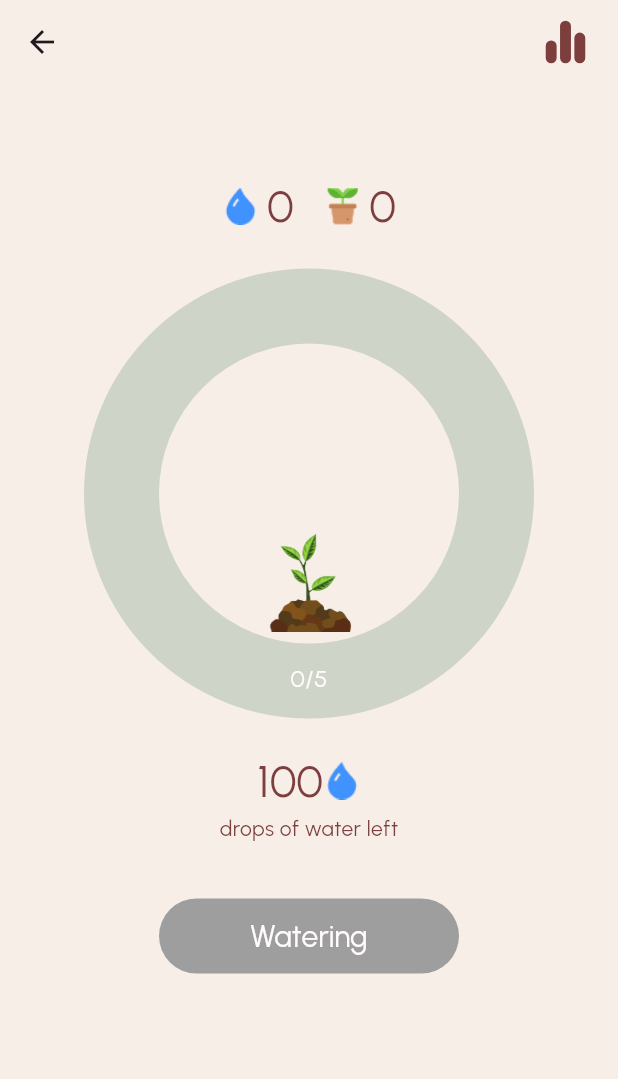
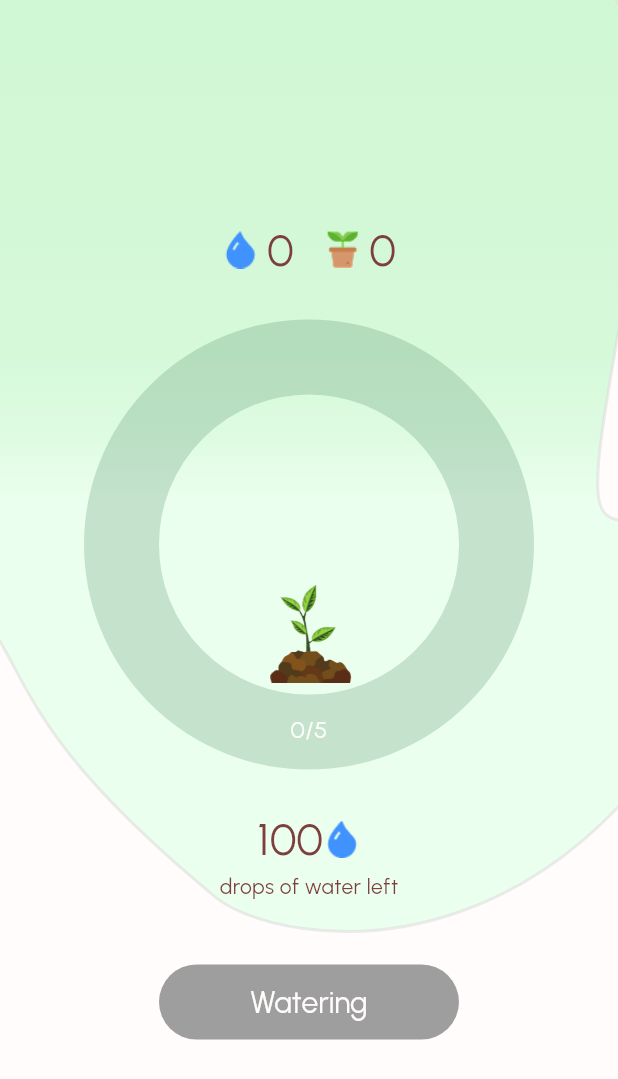
Before and after one commit to trmzaiu/se-project-ecotrack, a Flutter app: the VirtualTreeScreen screen opened directly with empty values, on a phone screen of 412 x 824 dp. Shown: the top 1079 px of the screen. Run offline on Flutter 3.47's test engine with Material 3 defaults, Android fonts, the phone set to English and light mode, and no system bars; our stand-ins replace cloud_firestore, firebase_auth, firebase_core, flutter_svg, google_fonts, google_sign_in and 3 more; missing offline and left inert: camerawesome, cloudinary_url_gen, email_otp, flutter_facebook_auth; accounts and stored records are empty.

Commit message:
complete tree

```diff
--- a/lib/frontend/screen/tree/virtual_tree_screen.dart
+++ b/lib/frontend/screen/tree/virtual_tree_screen.dart
@@ -6,6 +6,7 @@ import 'dart:math';
 import 'package:cloud_firestore/cloud_firestore.dart';
 import 'package:flutter_svg/svg.dart';
 import 'package:wastesortapp/frontend/service/tree_service.dart';
+import 'package:wastesortapp/frontend/utils/phone_size.dart';
 import 'package:wastesortapp/theme/colors.dart';
 import 'package:google_fonts/google_fonts.dart';
 
@@ -71,7 +72,6 @@ class _VirtualTreeScreenState extends State<VirtualTreeScreen> with SingleTicker
     });
   }
 
-
   int getLeftDrops(int state, double currentProgress) {
     int totalDrops = 0;
     List<int> reductions = [5, 15, 30, 50];
@@ -99,14 +99,16 @@ class _VirtualTreeScreenState extends State<VirtualTreeScreen> with SingleTicker
     ).animate(CurvedAnimation(parent: _controller, curve: Curves.easeInOut));
 
     animation.addListener(() {
+      if (_progress != animation.value) {
         setState(() {
           _progress = animation.value;
         });
+      }
     });
 
     animation.addStatusListener((status) {
       if (status == AnimationStatus.completed) {
-        Future.delayed(Duration(milliseconds: 0), () {
+        Future.delayed(Duration(milliseconds: 100), () {
           if (_progress >= 1.0) {
             onComplete();
           }
@@ -168,14 +170,14 @@ class _VirtualTreeScreenState extends State<VirtualTreeScreen> with SingleTicker
             if (_levelOfTree >= _state.length) {
               _levelOfTree = 0;
               _treeService.updateLevelOfTree(widget.userId, 0);
-              grownTrees++; // Count trees grown in this session
+              grownTrees++;
             }
 
             setState(() {
               leftDrops = getLeftDrops(_levelOfTree, _progress);
             });
 
-            waterTree(); // Continue the process
+            waterTree();
           });
         }
       }
@@ -243,39 +245,54 @@ class _VirtualTreeScreenState extends State<VirtualTreeScreen> with SingleTicker
   @override
   Widget build(BuildContext  context) {
     return Scaffold(
-      backgroundColor: AppColors.background,
-      appBar: AppBar(
-        backgroundColor: Colors.transparent,
-        elevation: 0,
-        scrolledUnderElevation: 0,
-        actions: [
-          // SizedBox(width: 20),
-          GestureDetector(
-            onTap: () {
-              // Navigator.push(
-              //   context,
-              //   MaterialPageRoute(
-              //     builder: (context) => LeaderboardScreen(),
-              //   ),
-              // );
-            },
-            child: SvgPicture.asset(
-              'lib/assets/icons/ic_leaderboard.svg',
-              width: 30,
-              height: 30,
+      backgroundColor: AppColors.surface,
+      // appBar: AppBar(
+      //   backgroundColor: Colors.transparent,
+      //   elevation: 0,
+      //   scrolledUnderElevation: 0,
+      //   actions: [
+      //     // SizedBox(width: 20),
+      //     GestureDetector(
+      //       onTap: () {
+      //         // Navigator.push(
+      //         //   context,
+      //         //   MaterialPageRoute(
+      //         //     builder: (context) => LeaderboardScreen(),
+      //         //   ),
+      //         // );
+      //       },
+      //       child: SvgPicture.asset(
+      //         'lib/assets/icons/ic_leaderboard.svg',
+      //         width: 30,
+      //         height: 30,
+      //       ),
+      //     ),
+      //     const SizedBox(width: 20),
+      //   ],
+      // ),
+      body: SingleChildScrollView(
+          child:
+          Stack(
+            children: [
+              Positioned(
+                top: -65,
+                left: -80,
+                child: SizedBox(
+                  height: 400,
+                  width: 400,
+                  child: CustomPaint(
+                    painter: BlobPainter(),
                   ),
                 ),
-          SizedBox(width: 20),
-        ],
+
               ),
-      body: SingleChildScrollView(
-          child:
               Column(
-            spacing: 20,
+                spacing: 25,
                 children: [
-              SizedBox(height: 40),
+                  const SizedBox(height: 120),
                   Row(
                     mainAxisAlignment: MainAxisAlignment.center,
+                    // spacing: 10,
                     children: [
                       SizedBox(
                         width: 150,
@@ -284,14 +301,21 @@ class _VirtualTreeScreenState extends State<VirtualTreeScreen> with SingleTicker
                           children: [
                             Image.asset(
                                 'lib/assets/images/drop.png', width: 25),
-                        SizedBox(width: 5),
-                        Text('$_drops', style: GoogleFonts.urbanist(fontSize: 30,
+                            const SizedBox(width: 5),
+                            TweenAnimationBuilder(
+                              tween: Tween<double>(begin: _drops.toDouble(), end: _drops.toDouble()),
+                              duration: Duration(milliseconds: 500),
+                              builder: (_, double value, __) {
+                                return Text('${value.round()}',
+                                    style: GoogleFonts.urbanist(fontSize: 30,
                                         fontWeight: FontWeight.normal,
-                            color: AppColors.secondary)),
+                                        color: AppColors.secondary));
+                              },
+                            ),
                           ],
                         ),
                       ),
-                  SizedBox(width: 20),
+                      const SizedBox(width: 20),
                       SizedBox(
                         width: 150,
                         child: Row(
@@ -299,10 +323,17 @@ class _VirtualTreeScreenState extends State<VirtualTreeScreen> with SingleTicker
                           children: [
                             Image.asset(
                                 'lib/assets/images/tree.png', width: 25),
-                        SizedBox(width: 5),
-                        Text('$_trees', style: GoogleFonts.urbanist(fontSize: 30,
+                            const SizedBox(width: 5),
+                            TweenAnimationBuilder(
+                              tween: Tween<double>(begin: _trees.toDouble(), end: _trees.toDouble()),
+                              duration: Duration(milliseconds: 500),
+                              builder: (_, double value, __) {
+                                return Text('${value.round()}',
+                                    style: GoogleFonts.urbanist(fontSize: 30,
                                         fontWeight: FontWeight.normal,
-                            color: AppColors.secondary)),
+                                        color: AppColors.secondary));
+                              },
+                            ),
                           ],
                         ),
                       )
@@ -316,9 +347,11 @@ class _VirtualTreeScreenState extends State<VirtualTreeScreen> with SingleTicker
                       child: Column(
                         mainAxisAlignment: MainAxisAlignment.end,
                         children: [
-                      Image.asset(_state[_levelOfTree][0], width: 200,
+                          RepaintBoundary(
+                            child: Image.asset(_state[_levelOfTree][0], width: 200,
                                 height: 200),
-                      SizedBox(height: 20),
+                          ),
+                          const SizedBox(height: 20),
                           Text(
                             '${(_progress * _state[_levelOfTree][1]).round()}/${_state[_levelOfTree][1]}',
                             style: GoogleFonts.urbanist(
@@ -327,12 +360,11 @@ class _VirtualTreeScreenState extends State<VirtualTreeScreen> with SingleTicker
                               color: AppColors.surface,
                             ),
                           ),
-                      SizedBox(height: 15),
+                          const SizedBox(height: 15),
                         ],
                       ),
                     ),
                   ),
-
                   SizedBox(
                       width: 200,
                       height: 80,
@@ -341,10 +373,21 @@ class _VirtualTreeScreenState extends State<VirtualTreeScreen> with SingleTicker
                           Row(
                             mainAxisAlignment: MainAxisAlignment.center,
                             children: [
-                          Text('$leftDrops', style: GoogleFonts.urbanist(
+                              TweenAnimationBuilder(
+                                tween: Tween<double>(begin: leftDrops.toDouble(), end: leftDrops.toDouble()),
+                                duration: Duration(milliseconds: 500),
+                                builder: (_, double value, __) {
+                                  return Text('${value.round()}',
+                                      style: GoogleFonts.urbanist(
                                           fontSize: 30,
                                           fontWeight: FontWeight.normal,
-                              color: AppColors.secondary)),
+                                          color: AppColors.secondary));
+                                },
+                              ),
+                              // Text('$leftDrops', style: GoogleFonts.urbanist(
+                              //     fontSize: 30,
+                              //     fontWeight: FontWeight.normal,
+                              //     color: AppColors.secondary)),
                               Image.asset(
                                   'lib/assets/images/drop.png', width: 25,
                                   height: 25),
@@ -355,6 +398,7 @@ class _VirtualTreeScreenState extends State<VirtualTreeScreen> with SingleTicker
                         ],
                       )
                   ),
+                  // SizedBox(height: 10),
                   ElevatedButton(
                     onPressed: _drops > 0
                         ? () {
@@ -389,6 +433,8 @@ class _VirtualTreeScreenState extends State<VirtualTreeScreen> with SingleTicker
                   ),
                 ],
               )
+            ],
+          ),
       )
     );
   }
@@ -444,3 +490,47 @@ class GradientProgressPainter extends CustomPainter {
   @override
   bool shouldRepaint(covariant CustomPainter oldDelegate) => true;
 }
+
+class BlobPainter extends CustomPainter {
+  @override
+  void paint(Canvas canvas, Size size) {
+    Paint paint = Paint()
+      ..style = PaintingStyle.fill
+      ..strokeWidth = 1.0
+      ..color = Colors.black
+      ..shader = LinearGradient(
+        begin: Alignment.topCenter,
+        end: Alignment.bottomCenter,
+        colors: [
+          Color(0xFFCFF7D3),
+          Color(0xFFD3F8D6),
+          Color(0xFFD6F9DA),
+          Color(0xFFDDFBE1),
+          Color(0xFFEBFFEE),
+        ],
+        stops: [0.0, 0.5, 0.75, 0.88, 1.0],
+      ).createShader(Rect.fromLTWH(0, 0, size.width, size.height));
+
+    Path path = Path();
+    path.cubicTo(size.width * 1.1, size.height * 0.05, size.width * 1.05, size.height * -0.2, size.width * 1.3, size.height * 0.3);
+    path.cubicTo(size.width * 1.15, size.height * 1.25, size.width * 1.12, size.height * 1, size.width * 1.5, size.height * 1);
+    path.cubicTo(size.width * 1.25, size.height * 1.85, size.width * 0.65, size.height * 1.75, size.width * 0.55, size.height * 1.65);
+    path.cubicTo(size.width * 0.25, size.height * 1.4, size.width * 0.25, size.height * 1.3, size.width * 0.18, size.height * 1.2);
+    path.cubicTo(size.width * 0.05, size.height * 0.15, size.width * -0.3, size.height * 0.1, size.width * 0.4, size.height * 0.1);
+    path.close();
+
+    canvas.drawPath(path, paint);
+
+    Paint outlinePaint = Paint()
+      ..color = AppColors.accent.withOpacity(0.5)
+      ..strokeWidth = 2
+      ..style = PaintingStyle.stroke;
+    canvas.drawPath(path, outlinePaint);
+
+  }
+
+  @override
+  bool shouldRepaint(CustomPainter oldDelegate) {
+    return false;
+  }
+}
```
Also changed, not shown: lib/main.dart (+6 -5 lines). Lines whose indentation alone changed are shown as unchanged.
